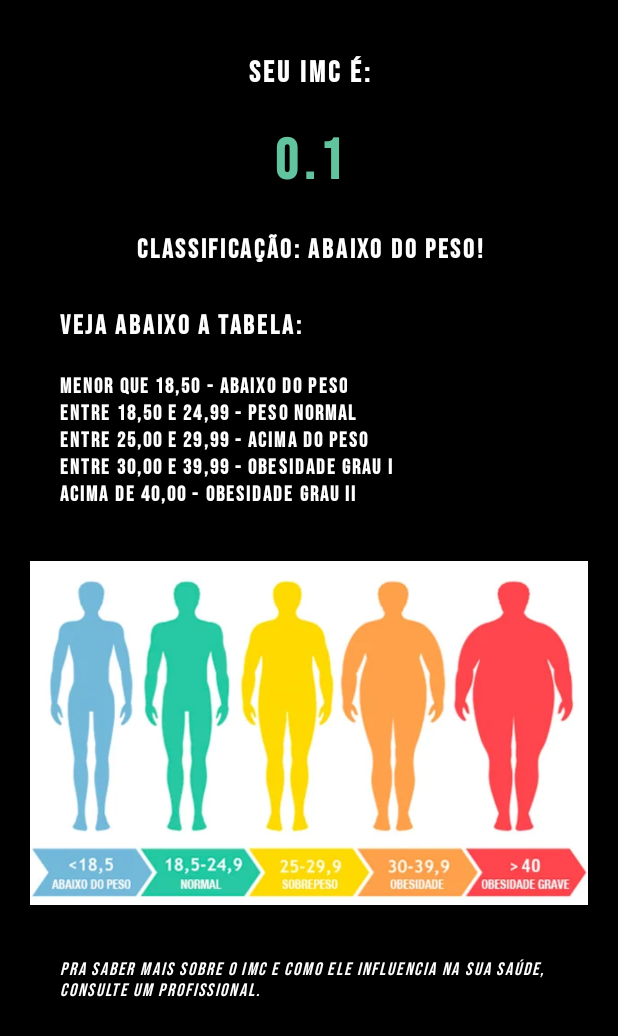
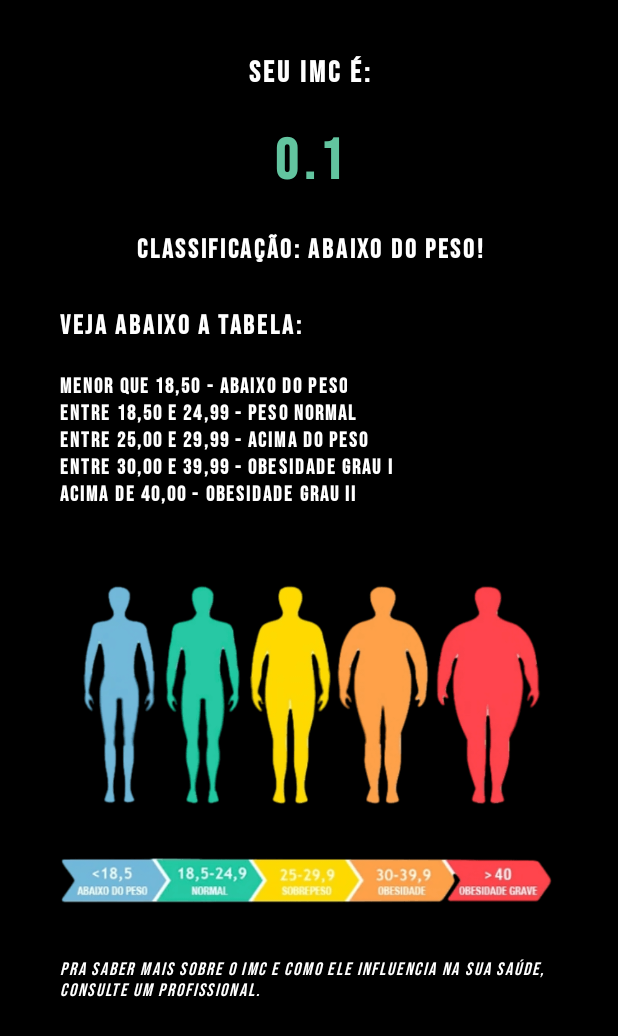
Before and after one commit to Serginho6/JoaoVazStudio, an Android app: the ImcResultActivity screen opened directly, with no data from a screen before it, on a phone screen of 412 x 824 dp. Shown: the top 1036 px of the screen. Run offline under Robolectric (Android 15) with nearby library versions, the phone set to English and light mode, and no system bars.

Commit message:
Improved some icons and ImageViews. Included screenshots.

```diff
--- a/app/src/main/res/layout/activity_imc_result.xml
+++ b/app/src/main/res/layout/activity_imc_result.xml
@@ -86,8 +86,15 @@
 
     <ImageView
         android:layout_width="wrap_content"
-        android:layout_height="300dp"
+        android:layout_height="200dp"
+        android:layout_marginTop="40dp"
         android:src="@drawable/imc_result"/>
+
+    <ImageView
+        android:layout_width="wrap_content"
+        android:layout_height="100dp"
+        android:layout_marginTop="-40dp"
+        android:src="@drawable/imc_result_2"/>
 
     <TextView
         style="@style/Body1"
--- a/app/src/main/res/layout/activity_sign_in.xml
+++ b/app/src/main/res/layout/activity_sign_in.xml
@@ -94,7 +94,7 @@
             android:scaleType="fitCenter"
             android:layout_gravity="end|center_vertical"
             android:layout_marginEnd="10dp"
-            android:background="?android:selectableItemBackground"
+            android:background="@color/black_brown"
             android:contentDescription="Alternar visibilidade da senha"
             app:layout_constraintTop_toTopOf="parent"
             app:layout_constraintEnd_toEndOf="parent"
```
Also changed, not shown: app/src/main/res/drawable/ic_visibility.png, app/src/main/res/drawable/ic_visibility_off.png, app/src/main/res/drawable/imc_result.png, app/src/main/res/drawable/imc_result_2.png (added), 13 other files.
